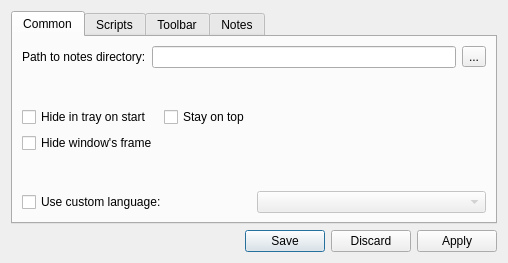
Qt form trunk/znotes/configdialog.ui (rgfernandes/qtdesktop) before a commit.
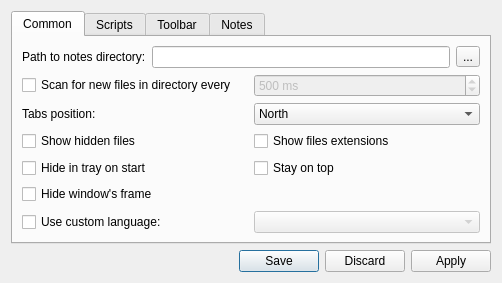
The same form after that commit. Icons and pictures are not drawn.

Patch:
```diff
--- a/trunk/znotes/configdialog.ui
+++ b/trunk/znotes/configdialog.ui
@@ -6,8 +6,8 @@
    <rect>
     <x>0</x>
     <y>0</y>
-    <width>508</width>
-    <height>263</height>
+    <width>502</width>
+    <height>264</height>
    </rect>
   </property>
   <property name="windowTitle">
@@ -54,13 +54,100 @@
         </layout>
        </item>
        <item>
-        <layout class="QFormLayout" name="formLayout">
-         <property name="labelAlignment">
-          <set>Qt::AlignLeading|Qt::AlignLeft|Qt::AlignVCenter</set>
+        <layout class="QHBoxLayout" name="horizontalLayout_7">
+         <item>
+          <widget class="QCheckBox" name="cb_FileScan">
+           <property name="text">
+            <string>Scan for new files in directory every </string>
+           </property>
+          </widget>
+         </item>
+         <item>
+          <widget class="QSpinBox" name="sb_FileScanTimeout">
+           <property name="enabled">
+            <bool>false</bool>
+           </property>
+           <property name="suffix">
+            <string> ms</string>
+           </property>
+           <property name="maximum">
+            <number>100000</number>
+           </property>
+           <property name="value">
+            <number>500</number>
+           </property>
+          </widget>
+         </item>
+        </layout>
+       </item>
+       <item>
+        <layout class="QHBoxLayout" name="horizontalLayout_8">
+         <item>
+          <widget class="QLabel" name="label_3">
+           <property name="text">
+            <string>Tabs position:</string>
+           </property>
+          </widget>
+         </item>
+         <item>
+          <widget class="QComboBox" name="cmb_TabPosition">
+           <item>
+            <property name="text">
+             <string>North</string>
+            </property>
+           </item>
+           <item>
+            <property name="text">
+             <string>South</string>
+            </property>
+           </item>
+           <item>
+            <property name="text">
+             <string>West</string>
+            </property>
+           </item>
+           <item>
+            <property name="text">
+             <string>East</string>
+            </property>
+           </item>
+          </widget>
+         </item>
+        </layout>
+       </item>
+       <item>
+        <layout class="QGridLayout" name="gridLayout_3">
+         <item row="0" column="0">
+          <widget class="QCheckBox" name="cb_ShowHidden">
+           <property name="text">
+            <string>Show hidden files</string>
+           </property>
+          </widget>
+         </item>
+         <item row="0" column="1">
+          <widget class="QCheckBox" name="cb_ShowExtensions">
+           <property name="text">
+            <string>Show files extensions</string>
+           </property>
+          </widget>
+         </item>
+        </layout>
+       </item>
+       <item>
+        <spacer name="verticalSpacer_2">
+         <property name="orientation">
+          <enum>Qt::Vertical</enum>
          </property>
-         <property name="formAlignment">
-          <set>Qt::AlignJustify|Qt::AlignVCenter</set>
+         <property name="sizeHint" stdset="0">
+          <size>
+           <width>20</width>
+           <height>40</height>
+          </size>
          </property>
+        </spacer>
+       </item>
+       <item>
+        <layout class="QGridLayout" name="gridLayout">
          <item row="0" column="0">
           <widget class="QCheckBox" name="cb_HideStart">
            <property name="text">
@@ -68,6 +155,13 @@
            </property>
           </widget>
          </item>
+         <item row="0" column="1">
+          <widget class="QCheckBox" name="cb_StayTop">
+           <property name="text">
+            <string>Stay on top</string>
+           </property>
+          </widget>
+         </item>
          <item row="1" column="0">
           <widget class="QCheckBox" name="cb_FrameHide">
            <property name="text">
@@ -75,15 +169,21 @@
            </property>
           </widget>
          </item>
-         <item row="0" column="1">
-          <widget class="QCheckBox" name="cb_StayTop">
-           <property name="text">
-            <string>Stay on top</string>
-           </property>
-          </widget>
-         </item>
         </layout>
        </item>
+       <item>
+        <spacer name="verticalSpacer">
+         <property name="orientation">
+          <enum>Qt::Vertical</enum>
+         </property>
+         <property name="sizeHint" stdset="0">
+          <size>
+           <width>20</width>
+           <height>40</height>
+          </size>
+         </property>
+        </spacer>
+       </item>
        <item>
         <layout class="QHBoxLayout" name="horizontalLayout_6">
          <item>
```
Left out of the diff: 24 changed lines with no effect on the pictures.
